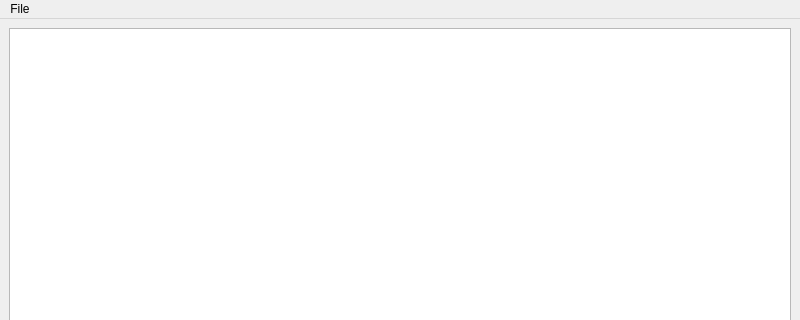
ArashMassoudieh/SedSat3, file mainwindow.ui: the form before one commit; both pictures show x 0 to 800 and y 0 to 320 of the 800 by 600 pixel window.
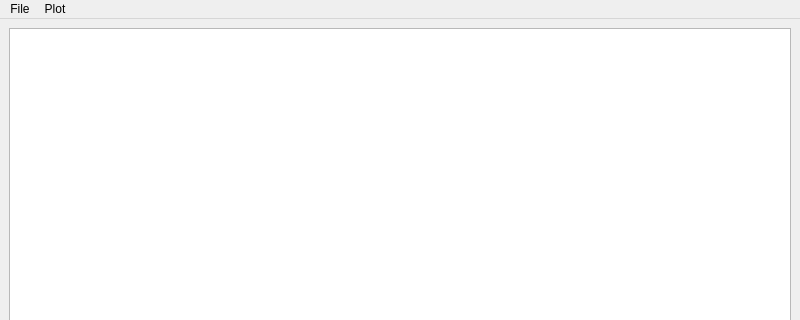
The form after the commit.

The edit to the form file:
```diff
--- a/mainwindow.ui
+++ b/mainwindow.ui
@@ -35,7 +35,14 @@
     </property>
     <addaction name="actionImport_Elemental_Profile_from_Excel"/>
    </widget>
+   <widget class="QMenu" name="menuPlot">
+    <property name="title">
+     <string>Plot</string>
+    </property>
+    <addaction name="actionRaw_Elemental_Profiles"/>
+   </widget>
    <addaction name="menuFile"/>
+   <addaction name="menuPlot"/>
   </widget>
   <widget class="QStatusBar" name="statusbar"/>
   <action name="actionImport_Elemental_Profile_from_Excel">
```
Left out of the diff: 5 changed lines with no effect on the pictures.
